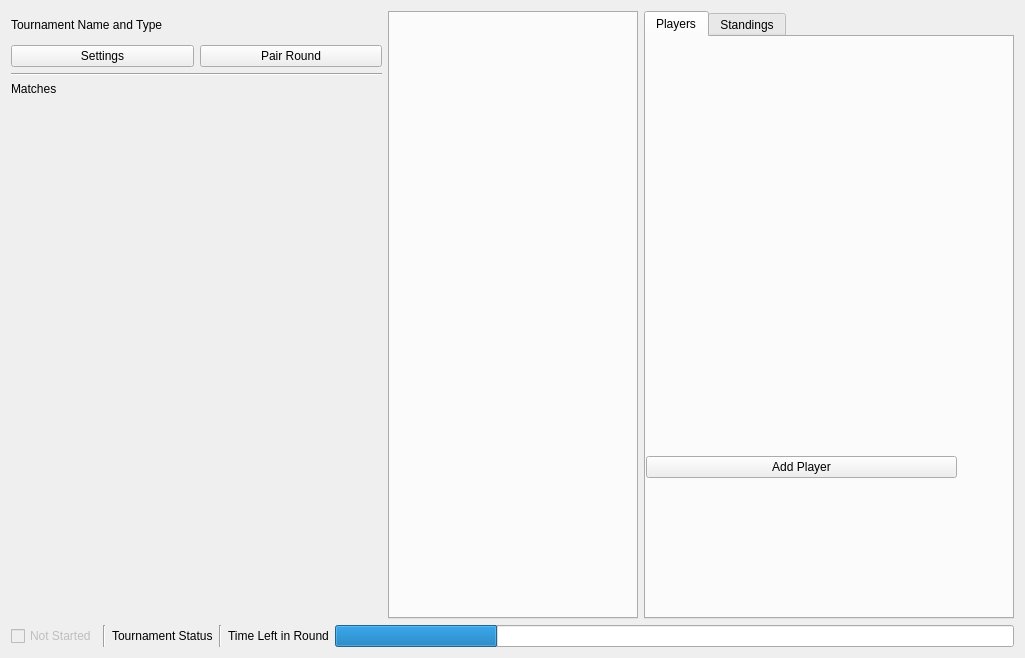
SquireTournamentServices/SquireDesktop, file src/ui/tournamenttab.ui: the form before one commit.
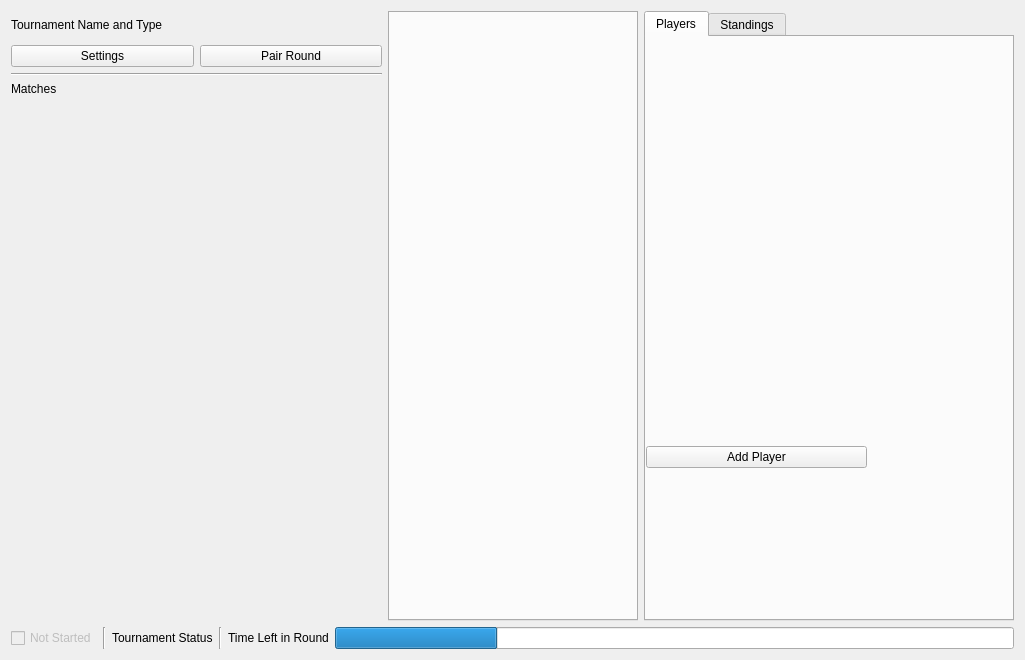
The form after the commit. Icons and pictures are not drawn.

The edit to the form file:
```diff
--- a/src/ui/tournamenttab.ui
+++ b/src/ui/tournamenttab.ui
@@ -7,14 +7,66 @@
     <x>0</x>
     <y>0</y>
     <width>1025</width>
-    <height>658</height>
+    <height>660</height>
    </rect>
   </property>
   <property name="windowTitle">
    <string>Form</string>
   </property>
-  <layout class="QVBoxLayout" name="verticalLayout_2">
-   <item>
+  <layout class="QGridLayout" name="gridLayout">
+   <item row="1" column="0">
+    <layout class="QHBoxLayout" name="statusBar" stretch="0,0,0,0,0,0">
+     <item>
+      <widget class="QCheckBox" name="startedIndicator">
+       <property name="enabled">
+        <bool>false</bool>
+       </property>
+       <property name="text">
+        <string>Not Started</string>
+       </property>
+      </widget>
+     </item>
+     <item>
+      <widget class="Line" name="line_2">
+       <property name="orientation">
+        <enum>Qt::Vertical</enum>
+       </property>
+      </widget>
+     </item>
+     <item>
+      <widget class="QLabel" name="statusIndicator">
+       <property name="text">
+        <string>Tournament Status</string>
+       </property>
+      </widget>
+     </item>
+     <item>
+      <widget class="Line" name="line_3">
+       <property name="orientation">
+        <enum>Qt::Vertical</enum>
+       </property>
+      </widget>
+     </item>
+     <item>
+      <widget class="QLabel" name="roundTimerLabel">
+       <property name="text">
+        <string>Time Left in Round</string>
+       </property>
+      </widget>
+     </item>
+     <item>
+      <widget class="QProgressBar" name="progressBar">
+       <property name="value">
+        <number>24</number>
+       </property>
+       <property name="format">
+        <string notr="true"/>
+       </property>
+      </widget>
+     </item>
+    </layout>
+   </item>
+   <item row="0" column="0">
     <layout class="QHBoxLayout" name="container" stretch="2,0,2">
      <item>
       <layout class="QVBoxLayout" name="left" stretch="1,1,1,1,0">
@@ -145,8 +197,8 @@
             <rect>
              <x>0</x>
              <y>0</y>
-             <width>311</width>
-             <height>441</height>
+             <width>221</width>
+             <height>431</height>
             </rect>
            </property>
            <property name="sizePolicy">
@@ -155,12 +207,36 @@
              <verstretch>1</verstretch>
             </sizepolicy>
            </property>
-           <layout class="QVBoxLayout" name="verticalLayout">
-            <item>
+           <property name="minimumSize">
+            <size>
+             <width>221</width>
+             <height>0</height>
+            </size>
+           </property>
+           <layout class="QGridLayout" name="gridLayout_2">
+            <property name="leftMargin">
+             <number>0</number>
+            </property>
+            <property name="topMargin">
+             <number>0</number>
+            </property>
+            <property name="rightMargin">
+             <number>0</number>
+            </property>
+            <property name="bottomMargin">
+             <number>0</number>
+            </property>
+            <item row="0" column="0">
              <widget class="QWidget" name="playerTable" native="true"/>
             </item>
-            <item>
+            <item row="1" column="0">
              <widget class="QPushButton" name="addPlayer">
+              <property name="sizePolicy">
+               <sizepolicy hsizetype="Expanding" vsizetype="Fixed">
+                <horstretch>0</horstretch>
+                <verstretch>0</verstretch>
+               </sizepolicy>
+              </property>
               <property name="text">
                <string>Add Player</string>
               </property>
@@ -184,58 +260,6 @@
      </item>
     </layout>
    </item>
-   <item>
-    <layout class="QHBoxLayout" name="statusBar" stretch="0,0,0,0,0,0">
-     <item>
-      <widget class="QCheckBox" name="startedIndicator">
-       <property name="enabled">
-        <bool>false</bool>
-       </property>
-       <property name="text">
-        <string>Not Started</string>
-       </property>
-      </widget>
-     </item>
-     <item>
-      <widget class="Line" name="line_2">
-       <property name="orientation">
-        <enum>Qt::Vertical</enum>
-       </property>
-      </widget>
-     </item>
-     <item>
-      <widget class="QLabel" name="statusIndicator">
-       <property name="text">
-        <string>Tournament Status</string>
-       </property>
-      </widget>
-     </item>
-     <item>
-      <widget class="Line" name="line_3">
-       <property name="orientation">
-        <enum>Qt::Vertical</enum>
-       </property>
-      </widget>
-     </item>
-     <item>
-      <widget class="QLabel" name="roundTimerLabel">
-       <property name="text">
-        <string>Time Left in Round</string>
-       </property>
-      </widget>
-     </item>
-     <item>
-      <widget class="QProgressBar" name="progressBar">
-       <property name="value">
-        <number>24</number>
-       </property>
-       <property name="format">
-        <string notr="true"/>
-       </property>
-      </widget>
-     </item>
-    </layout>
-   </item>
   </layout>
  </widget>
  <resources/>
```
